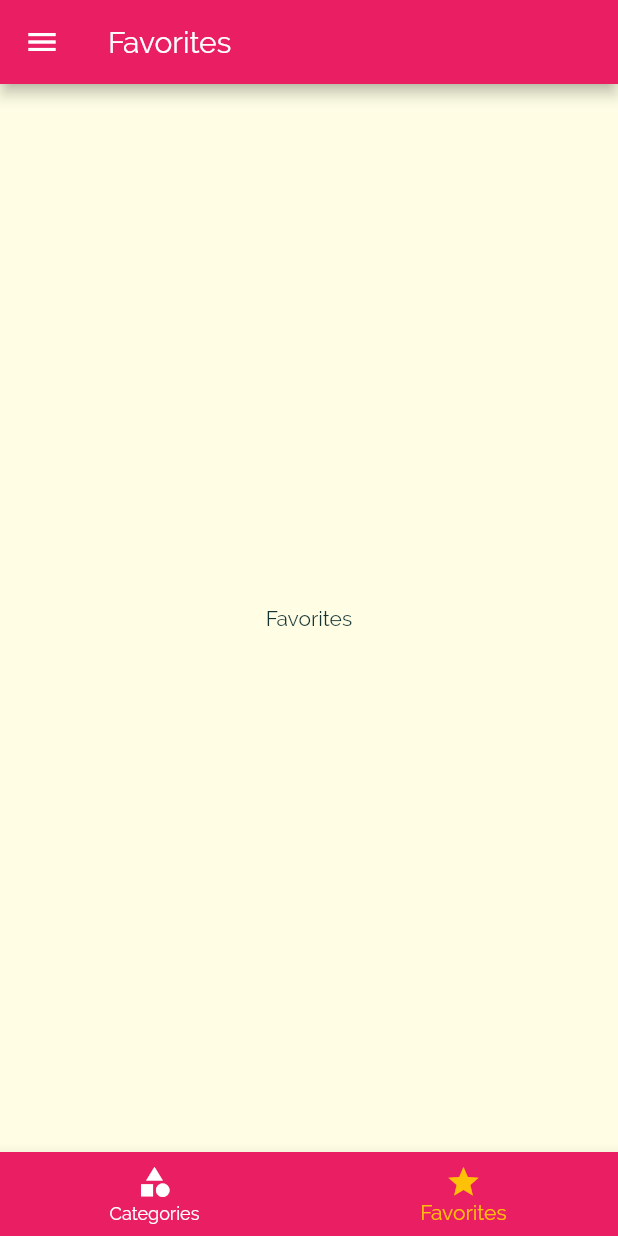
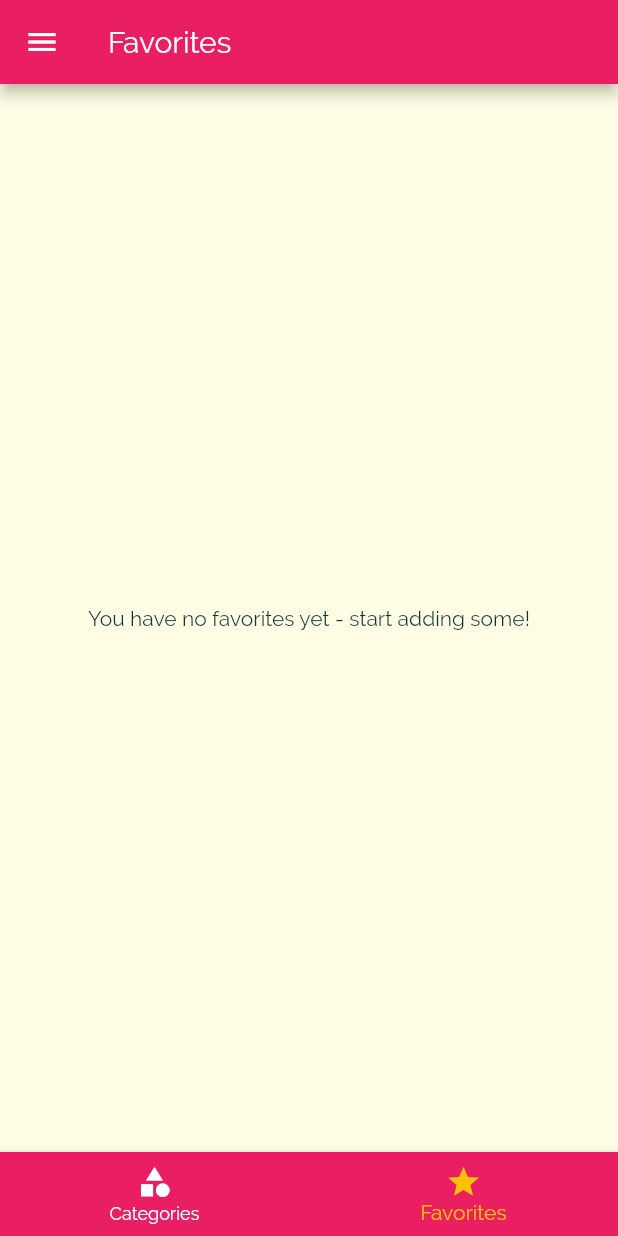
Before and after one commit to Numka/meals_app, a Flutter app: the screen it shows after launch, item 2 of the bottom bar chosen, on a phone screen of 412 x 824 dp. Run offline on Flutter 3.47's test engine with Material 2 defaults, Android fonts, the phone set to English and light mode, and no system bars.

Commit message:
Supported favorites

```diff
--- a/lib/main.dart
+++ b/lib/main.dart
@@ -27,6 +27,7 @@ class _MyAppState extends State<MyApp> {
     'vegetarian': false,
   };
   List<Meal> _availableMeals = DUMMY_MEALS;
+  List<Meal> _favoriteMeals = [];
 
   void _setFilters(Map<String, bool> filterData) {
     setState(() {
@@ -48,6 +49,26 @@ class _MyAppState extends State<MyApp> {
         return true;
       }).toList();
     });
+  }
+
+  void _toggleFavorite(String mealId) {
+    final existingIndex =
+        _favoriteMeals.indexWhere((meal) => meal.id == mealId);
+    if (existingIndex >= 0) {
+      setState(() {
+        _favoriteMeals.removeAt(existingIndex);
+      });
+    } else {
+      setState(() {
+        _favoriteMeals.add(
+          DUMMY_MEALS.firstWhere((meal) => meal.id == mealId),
+        );
+      });
+    }
+  }
+
+  bool _isMealFavorite(String id) {
+    return _favoriteMeals.any((meal) => meal.id == id);
   }
 
   @override
@@ -76,10 +97,11 @@ class _MyAppState extends State<MyApp> {
       ),
       //home: CategoriesScreen(),
       routes: {
-        '/': (ctx) => TabsScreen(),
+        '/': (ctx) => TabsScreen(_favoriteMeals),
         CategoryMealsScreen.routeName: (ctx) =>
             CategoryMealsScreen(_availableMeals),
-        MealDetailScreen.routeName: (ctx) => MealDetailScreen(),
+        MealDetailScreen.routeName: (ctx) =>
+            MealDetailScreen(_toggleFavorite, _isMealFavorite),
         FiltersScreen.routeName: (ctx) => FiltersScreen(_filters, _setFilters),
       },
       onGenerateRoute: (settings) {
--- a/lib/screens/category_meals_screen.dart
+++ b/lib/screens/category_meals_screen.dart
@@ -62,7 +62,6 @@ class _CategoryMealsScreenState extends State<CategoryMealsScreen> {
             duration: displayedMeals[index].duration,
             complexity: displayedMeals[index].complexity,
             affordability: displayedMeals[index].affordability,
-            removeItem: _removeMeal,
           );
         },
         itemCount: displayedMeals.length,
--- a/lib/screens/favorites_screen.dart
+++ b/lib/screens/favorites_screen.dart
@@ -1,10 +1,35 @@
 import 'package:flutter/material.dart';
 
+import '../models/meal.dart';
+import '../widgets/meal_item.dart';
+
 class FavoritesScreen extends StatelessWidget {
+  final List<Meal> favoriteMeals;
+
+  FavoritesScreen(this.favoriteMeals);
+
   @override
   Widget build(BuildContext context) {
-    return Center(
-      child: Text('Favorites'),
-    );
+    if (favoriteMeals.isEmpty) {
+      return Center(
+        child: Text(
+          'You have no favorites yet - start adding some!',
+        ),
+      );
+    } else {
+      return ListView.builder(
+        itemBuilder: (ctx, index) {
+          return MealItem(
+            id: favoriteMeals[index].id,
+            title: favoriteMeals[index].title,
+            imageUrl: favoriteMeals[index].imageUrl,
+            duration: favoriteMeals[index].duration,
+            complexity: favoriteMeals[index].complexity,
+            affordability: favoriteMeals[index].affordability,
+          );
+        },
+        itemCount: favoriteMeals.length,
+      );
+    }
   }
 }
--- a/lib/screens/tabs_screen.dart
+++ b/lib/screens/tabs_screen.dart
@@ -1,26 +1,37 @@
 import 'package:flutter/material.dart';
 
+import '../models/meal.dart';
 import '../widgets/main_drawer.dart';
 import './favorites_screen.dart';
 import './categories_screen.dart';
 
 class TabsScreen extends StatefulWidget {
+  final List<Meal> favoriteMeals;
+
+  TabsScreen(this.favoriteMeals);
+
   @override
   _TabsScreenState createState() => _TabsScreenState();
 }
 
 class _TabsScreenState extends State<TabsScreen> {
-  final List<Map<String, Object>> _pages = [
+  List<Map<String, Object>> _pages;
+  int _selectedPageIndex = 0;
+
+  @override
+  void initState() {
+    super.initState();
+    _pages = [
       {
         'page': CategoriesScreen(),
         'title': 'Categories',
       },
       {
-      'page': FavoritesScreen(),
+        'page': FavoritesScreen(widget.favoriteMeals),
         'title': 'Favorites',
       },
     ];
-  int _selectedPageIndex = 0;
+  }
 
   void _selectPage(int index) {
     setState(() {
--- a/lib/widgets/meal_item.dart
+++ b/lib/widgets/meal_item.dart
@@ -10,7 +10,6 @@ class MealItem extends StatelessWidget {
   final int duration;
   final Complexity complexity;
   final Affordability affordability;
-  final Function removeItem;
 
   MealItem({
     @required this.id,
@@ -19,7 +18,6 @@ class MealItem extends StatelessWidget {
     @required this.duration,
     @required this.complexity,
     @required this.affordability,
-    @required this.removeItem,
   });
 
   String get complexityText {
@@ -62,7 +60,7 @@ class MealItem extends StatelessWidget {
     )
         .then((result) {
       if (result != null) {
-        removeItem(result);
+        //removeItem(result);
       }
     });
   }
```
Also changed, not shown: lib/screens/meal_detail_screen.dart (+9 -4 lines). Lines whose indentation alone changed are shown as unchanged.
